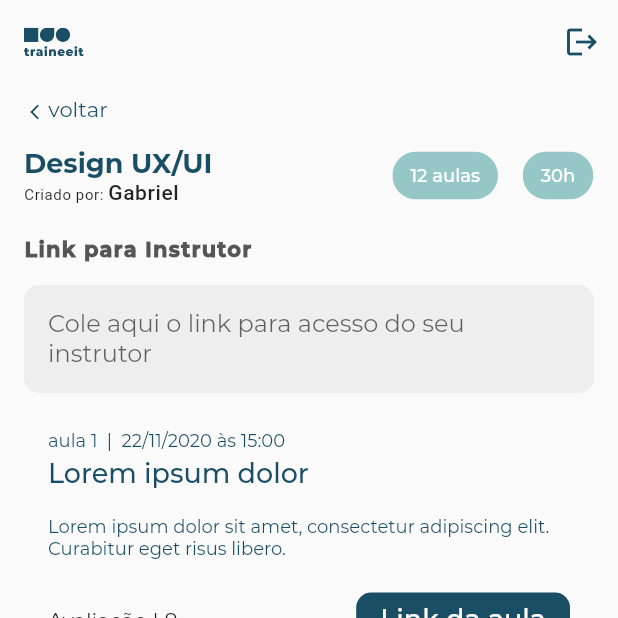
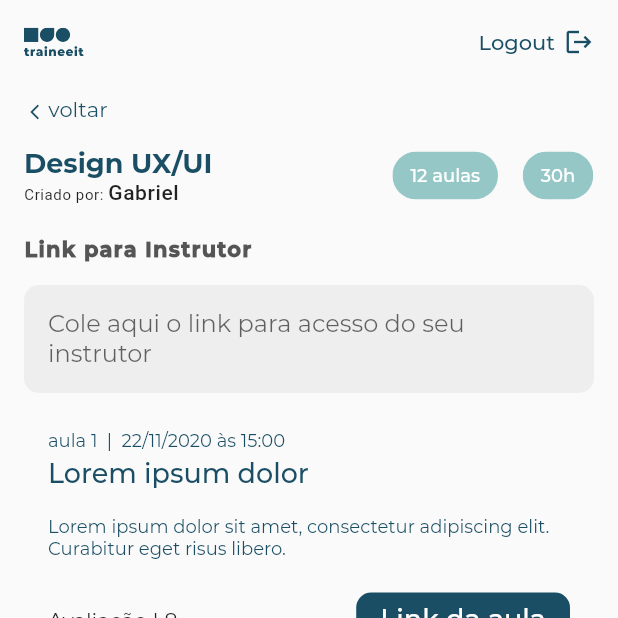
Before and after one commit to gabriel-Oak/traineeit, a Flutter app: the CourseDetailRegisteredPage screen opened directly, on a phone screen of 412 x 824 dp, the top half of it. Run offline on Flutter 3.47's test engine with Material 2 defaults, Android fonts, the phone set to English and light mode, and no system bars; our stand-ins replace bloc, dio, equatable, flutter_bloc, flutter_svg, google_sign_in and 2 more.

Commit message:
SharedAppBar

```diff
--- /dev/null
+++ b/lib/components/shared_appbar.dart
@@ -0,0 +1,73 @@
+import 'package:flutter/material.dart';
+import 'package:flutter_svg/svg.dart';
+import 'package:traineeit/pages/login/login_page.dart';
+import 'package:traineeit/services/google_singin.dart';
+
+class SharedAppBar extends StatefulWidget implements PreferredSizeWidget {
+  final GoogleSingin googleSignIn;
+
+  final List<Widget> actions;
+
+  const SharedAppBar({
+    Key key,
+    @required this.googleSignIn,
+    this.actions,
+  }) : super(key: key);
+
+  @override
+  _SharedAppBarState createState() => _SharedAppBarState();
+
+  @override
+  Size get preferredSize => AppBar().preferredSize;
+}
+
+class _SharedAppBarState extends State<SharedAppBar> {
+  logout(context) async {
+    await widget.googleSignIn.logout();
+    Navigator.pushAndRemoveUntil(
+        context,
+        MaterialPageRoute(
+            builder: (context) =>
+                LoginPage()),
+        ModalRoute.withName('/root'));
+  }
+
+  @override
+  Widget build(BuildContext context) {
+    return AppBar(
+      leading: Container(
+        padding: EdgeInsets.only(left: 16),
+        child: SvgPicture.asset(
+          'assets/images/logo.svg',
+          semanticsLabel: 'Acme Logo',
+          fit: BoxFit.fitWidth,
+        ),
+      ),
+      actions: [
+        FlatButton(
+          onPressed: () => logout(context),
+          child: Row(
+            children: [
+              Text(
+                'Logout',
+                style: TextStyle(
+                  color: Theme
+                      .of(context)
+                      .primaryColor,
+                ),
+              ),
+              SizedBox(width: 6),
+              Icon(
+                Icons.logout,
+                size: 20,
+                color: Theme
+                    .of(context)
+                    .primaryColor,
+              ),
+            ],
+          ),
+        ),
+      ],
+    );
+  }
+}
--- a/lib/pages/course_detail_registered/course_detail_registered_page.dart
+++ b/lib/pages/course_detail_registered/course_detail_registered_page.dart
@@ -1,24 +1,13 @@
 import 'package:flutter/material.dart';
-import 'package:flutter_svg/svg.dart';
+import 'package:traineeit/components/shared_appbar.dart';
+import 'package:traineeit/services/google_singin.dart';
 import 'course_detail_registered_content.dart';
 
 class CourseDetailRegisteredPage extends StatelessWidget {
   @override
   Widget build(BuildContext context) {
     return Scaffold(
-      appBar: AppBar(
-        leading: Container(
-          padding: EdgeInsets.only(left: 16),
-          child: SvgPicture.asset('assets/images/logo.svg',
-              semanticsLabel: 'Acme Logo'),
-        ),
-        actions: [
-          IconButton(
-            icon: Icon(Icons.logout),
-            onPressed: () {},
-          ),
-        ],
-      ),
+      appBar: SharedAppBar(googleSignIn: GoogleSingin()),
       body: CourseDetailRegisteredContent(),
     );
   }
--- a/lib/pages/login/login_bloc.dart
+++ b/lib/pages/login/login_bloc.dart
@@ -1,7 +1,7 @@
 import 'package:bloc/bloc.dart';
 import 'package:meta/meta.dart';
 
-import 'google_singin.dart';
+import '../../services/google_singin.dart';
 import 'login_event.dart';
 import 'login_state.dart';
 
--- a/lib/pages/login/login_page.dart
+++ b/lib/pages/login/login_page.dart
@@ -1,7 +1,7 @@
 import 'package:flutter/material.dart';
 import 'package:flutter_bloc/flutter_bloc.dart';
 
-import 'google_singin.dart';
+import '../../services/google_singin.dart';
 import 'login_bloc.dart';
 import 'login_content.dart';
 
--- a/lib/pages/login/google_singin.dart
+++ b/lib/services/google_singin.dart
@@ -1,12 +1,13 @@
 import 'package:google_sign_in/google_sign_in.dart';
 import 'package:traineeit/models/user_model.dart';
 
+final GoogleSignIn googleSignIn = GoogleSignIn(scopes: [
+  'email',
+]);
+
 class GoogleSingin {
   Future<UserModel> login() async {
-    final GoogleSignIn _googleSignIn = GoogleSignIn(scopes: [
-      'email',
-    ]);
-    GoogleSignInAccount googleSignInAccount = await _googleSignIn.signIn();
+    GoogleSignInAccount googleSignInAccount = await googleSignIn.signIn();
     return UserModel(
         id: null,
         googleId: googleSignInAccount.id,
@@ -14,4 +15,9 @@ class GoogleSingin {
         email: googleSignInAccount.email,
         type: null);
   }
+
+  Future<void> logout() async {
+    await googleSignIn.signOut();
+    return;
+  }
 }
```
Also changed, not shown: lib/pages/course_detail/course_detail_page.dart (+3 -14 lines), lib/pages/home/home_content.dart (+3 -37 lines), lib/pages/register_course/register_course_page.dart (+3 -14 lines).
